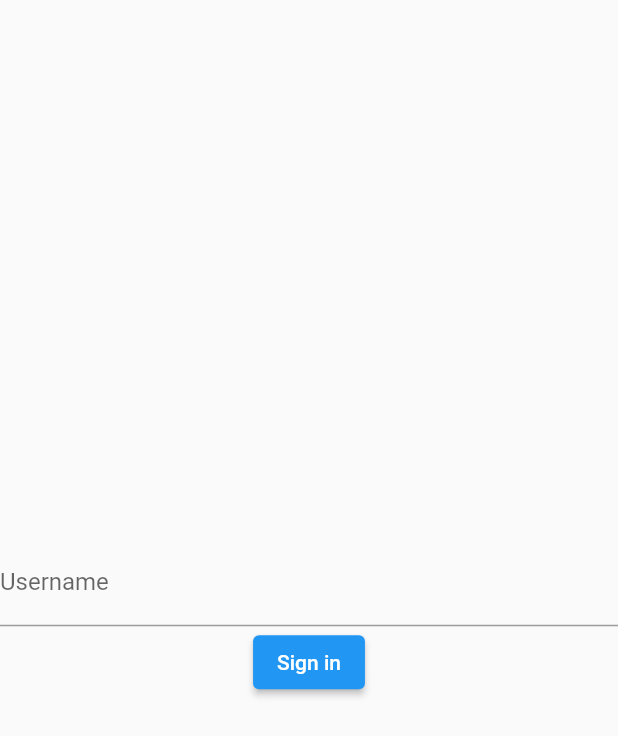
After one commit to jimbertools/freeflow-app, a Flutter app: the screen it shows after launch, after a tap on "Login to Freeflow on our environment", on a phone screen of 412 x 824 dp. The commit adds this screen. Shown: the top 736 px of the screen. Run offline on Flutter 3.47's test engine with Material 2 defaults, Android fonts, the light colour scheme and no system bars; our stand-ins replace geolocator, image_picker, local_auth, sensors; missing offline and left inert: flutter_inappwebview, qr_code_scanner.

Commit message:
null check on null value bs

```diff
--- a/app/lib/main.dart
+++ b/app/lib/main.dart
@@ -1,4 +1,4 @@
-import 'package:app/screens/home_screen.dart';
+import 'package:app/screens/enter_username_screen.dart';
 import 'package:flutter/material.dart';
 
 void main() {
@@ -30,6 +30,28 @@ class MyHomePage extends StatefulWidget {
 class _MyHomePageState extends State<MyHomePage> {
 
 
+  // @override
+  // Widget build(BuildContext context) {
+  //   return Scaffold(
+  //     appBar: AppBar(
+  //       title: Text(widget.title),
+  //     ),
+  //     body: Center(
+  //       child: Column(
+  //         mainAxisAlignment: MainAxisAlignment.center,
+  //         children: <Widget>[
+  //           ElevatedButton(onPressed: () async {
+  //             await Navigator.push(
+  //                 context,
+  //                 MaterialPageRoute(
+  //                     builder: (context) => HomeScreen()));
+  //           }, child: Text('Go to webview'))
+  //         ],
+  //       ),
+  //     ),
+  //   );
+  // }
+
   @override
   Widget build(BuildContext context) {
     return Scaffold(
@@ -44,8 +66,18 @@ class _MyHomePageState extends State<MyHomePage> {
               await Navigator.push(
                   context,
                   MaterialPageRoute(
-                      builder: (context) => HomeScreen()));
-            }, child: Text('Go to webview'))
+                      builder: (context) => UserScreen()));
+              },
+                child: Text('Login on your hosted environment')
+            ),
+            ElevatedButton(onPressed: () async {
+              await Navigator.push(
+                  context,
+                  MaterialPageRoute(
+                      builder: (context) => UserScreen()));
+            },
+                child: Text('Login to Freeflow on our environment')
+            ),
           ],
         ),
       ),
--- /dev/null
+++ b/app/lib/models/user.dart
@@ -0,0 +1,7 @@
+import 'package:flutter/material.dart';
+
+class User {
+  String username;
+
+  User({required this.username});
+}
--- /dev/null
+++ b/app/lib/screens/enter_username_screen.dart
@@ -0,0 +1,70 @@
+import 'dart:ui';
+
+import 'package:app/screens/home_screen.dart';
+import 'package:flutter/material.dart';
+
+import 'package:app/models/user.dart';
+
+class UserScreen extends StatefulWidget {
+  _UserScreenState createState() => _UserScreenState();
+}
+
+class _UserScreenState extends State<UserScreen> {
+
+  // @override
+  // void initState() {
+  //   super.initState();
+  // }
+
+  final _formKey = GlobalKey<FormState>();
+  User user = User(username: '');
+
+  @override
+  Widget build(BuildContext context) {
+    return Scaffold(
+      body: Center(
+          child: Form(
+                key: _formKey,
+                child: Column(
+                  mainAxisAlignment: MainAxisAlignment.center,
+                  children: <Widget>[
+                    TextFormField(
+                      decoration: InputDecoration(labelText: 'Username'),
+                      // validator: (String value) {
+                      //   if (value.isEmpty) {
+                      //     return 'Please enter some text';
+                      //   }
+                      //   return null;
+                      // },
+                      onSaved: (value) {
+                        if(value != null) {
+                          print(value);
+                          user.username = value;
+                        }
+                      },
+                    ),
+                    ElevatedButton(
+                      onPressed: () async {
+                        final form = _formKey.currentState;
+                            if (form != null && form.validate()) {
+                              form.save();
+                              print('huts');
+                              print(user.username);
+
+                              await Navigator.push(
+                                context,
+                                MaterialPageRoute(
+                                  builder: (context) => HomeScreen(user: user)
+                                )
+                              );
+                            }
+
+                      },
+                      child: const Text('Sign in'),
+                    ),
+                  ],
+                ),
+              ),
+          ),);
+    }
+}
--- a/app/lib/screens/home_screen.dart
+++ b/app/lib/screens/home_screen.dart
@@ -5,11 +5,13 @@ import 'package:app/services/picture_service.dart';
 import 'package:flutter/material.dart';
 import 'package:flutter_inappwebview/flutter_inappwebview.dart';
 import 'package:url_launcher/url_launcher.dart';
-
-
-bool created = false;
+import 'package:app/models/user.dart';
 
 class HomeScreen extends StatefulWidget {
+  final User user;
+
+  HomeScreen({required this.user});
+
   @override
   _HomeScreenState createState() => _HomeScreenState();
 }
@@ -17,13 +19,24 @@ class HomeScreen extends StatefulWidget {
 class _HomeScreenState extends State<HomeScreen> with AutomaticKeepAliveClientMixin {
   InAppWebViewController? webView;
   InAppWebView? iaWebView;
+  String? username;
+
+  @override
+  void initState() {
+    username = widget.user.username;
+    super.initState();
+  }
 
   _HomeScreenState() {
-    String url = 'baertie.demo.freeflow.life';
+    String url = '.demo.freeflow.life';
+    print("hallo");
+    String webviewUrl = widget.user.username.toString() + url;
+    print(webviewUrl);
+
 
     iaWebView = InAppWebView(
       initialUrlRequest:
-          URLRequest(url: Uri.parse(url)),
+          URLRequest(url: Uri.parse(widget.user.username + url)),
       initialOptions: InAppWebViewGroupOptions(
           crossPlatform: InAppWebViewOptions(
             useShouldOverrideUrlLoading: true,
@@ -50,8 +63,6 @@ class _HomeScreenState extends State<HomeScreen> with AutomaticKeepAliveClientMi
         }
         return NavigationActionPolicy.ALLOW;
         },
-      onLoadStop: (controller, url) {},
-
     );
   }
 
```
Also changed, not shown: app/lib/screens/enter_environment.dart (added).
